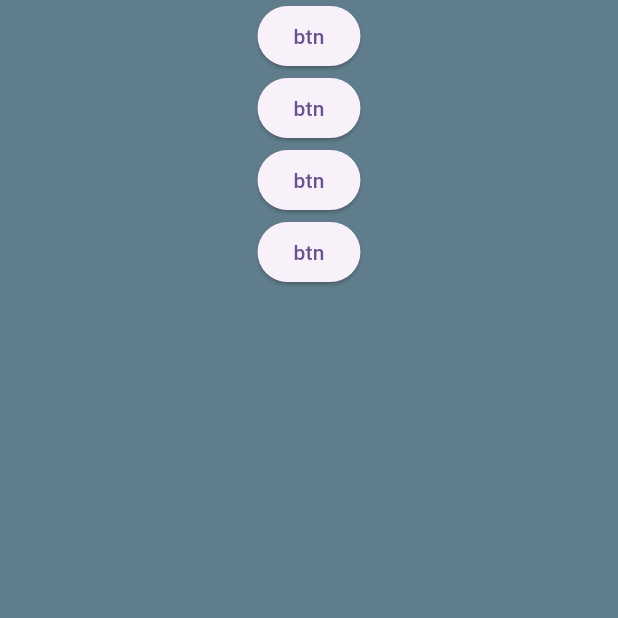
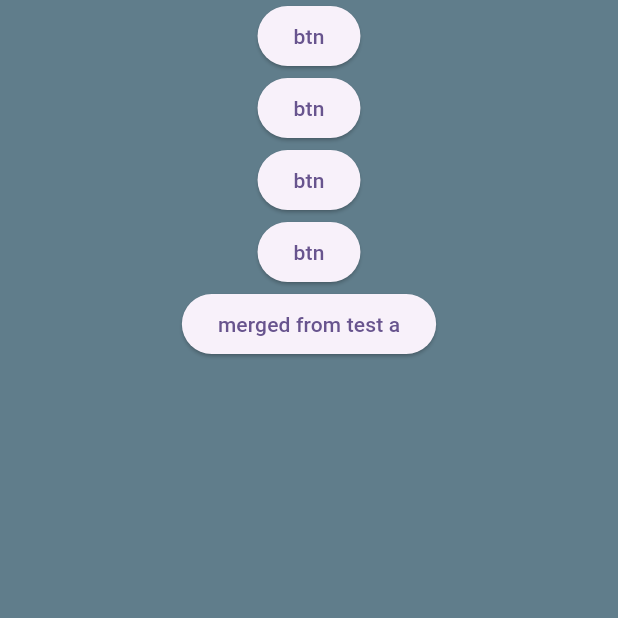
Before and after one commit to mosayeb-masoumi/test-git, a Flutter app: the screen it shows after launch, on a phone screen of 412 x 824 dp, the top half of it. Run offline on Flutter 3.47's test engine with Material 3 defaults, Android fonts, the phone set to English and light mode, and no system bars.

Commit message:
test from branch test_a

```diff
--- a/lib/home_page.dart
+++ b/lib/home_page.dart
@@ -30,6 +30,8 @@ class _HomePageState extends State<HomePage> {
             //space
             ElevatedButton(onPressed: (){}, child: Text("btn")),
             //space
+
+            ElevatedButton(onPressed: (){}, child: Text("merged from test a")),
           ],
 
         ),
```
